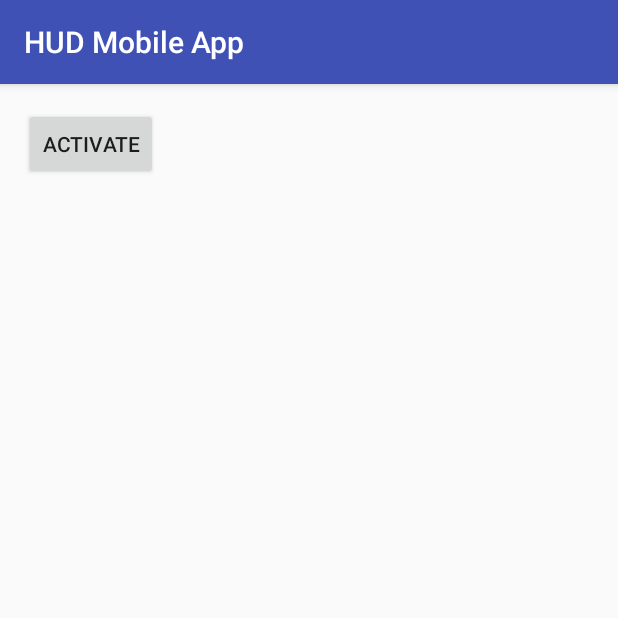
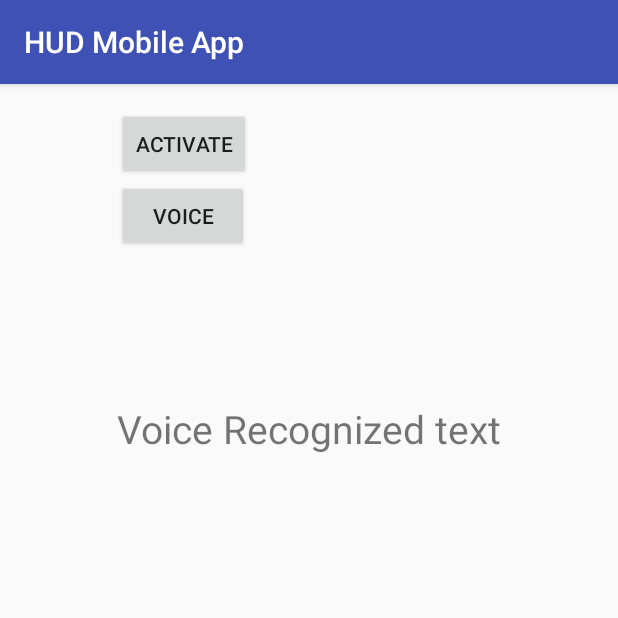
Before and after one commit to ECE493W18T04/android-app, an Android app: the screen it shows after launch (MainActivity), on a phone screen of 412 x 824 dp, the top half of it. Run offline under Robolectric (Android 15) with nearby library versions, the phone set to English and light mode, and no system bars.

Commit message:
Added voice Commands

```diff
--- a/HUDApp/app/src/main/AndroidManifest.xml
+++ b/HUDApp/app/src/main/AndroidManifest.xml
@@ -6,6 +6,8 @@
     <uses-permission android:name="android.permission.ACCESS_FINE_LOCATION" />
     <uses-permission android:name="android.permission.ACCESS_COARSE_LOCATION" />
     <uses-feature android:name="android.hardware.bluetooth_le" android:required="true"/>
+    <uses-permission android:name="android.permission.INTERNET" />
+    <uses-permission android:name="android.permission.RECORD_AUDIO" />
 
     <application
         android:allowBackup="true"
--- a/HUDApp/app/src/main/java/com/example/reem/hudmobileapp/activities/MainActivity.java
+++ b/HUDApp/app/src/main/java/com/example/reem/hudmobileapp/activities/MainActivity.java
@@ -2,13 +2,16 @@ package com.example.reem.hudmobileapp.activities;
 
 import android.Manifest;
 import android.app.AlertDialog;
+import android.content.ActivityNotFoundException;
 import android.content.ComponentName;
 import android.content.DialogInterface;
 import android.content.Intent;
 import android.content.pm.PackageManager;
 import android.graphics.Color;
+import android.os.Debug;
 import android.provider.Settings;
 
+import android.speech.RecognizerIntent;
 import android.support.v4.app.ActivityCompat;
 import android.support.v4.content.ContextCompat;
 import android.support.v7.app.AppCompatActivity;
@@ -18,6 +21,7 @@ import android.text.TextUtils;
 import android.util.Log;
 import android.view.View;
 import android.widget.Button;
+import android.widget.TextView;
 import android.widget.Toast;
 
 import com.example.reem.hudmobileapp.R;
@@ -28,6 +32,8 @@ import com.example.reem.hudmobileapp.helper.FileManager;
 import com.example.reem.hudmobileapp.notifications.WNHNotificationListener;
 
 import java.io.File;
+import java.util.ArrayList;
+import java.util.Locale;
 
 
 public class MainActivity extends AppCompatActivity {
@@ -35,11 +41,14 @@ public class MainActivity extends AppCompatActivity {
     private Intent mServiceIntent;
     private static final String ACTION_NOTIFICATION_LISTENER_SETTINGS = "android.settings.ACTION_NOTIFICATION_LISTENER_SETTINGS";
     private static final String ENABLED_NOTIFICATION_LISTENERS = "enabled_notification_listeners";
+    private final int REQ_CODE_SPEECH_INPUT = 100;
     private AlertDialog enableNotificationListenerAlertDialog;
     private boolean activeMode =false;
 
     private Button navButton;
+    private TextView voiceString;
     private static final int COARSE_LOCATION_PERMISSIONS = 0;
+    private static final int RECORD_AUDIO_PERMISSION = 1;
     @Override
     protected void onCreate(Bundle savedInstanceState) {
         super.onCreate(savedInstanceState);
@@ -48,9 +57,15 @@ public class MainActivity extends AppCompatActivity {
 //        setSupportActionBar(toolbar);
         navButton = (Button) findViewById(R.id.navButton);
         System.out.println(navButton);
+        Button voiceButton = (Button) findViewById(R.id.btnSpeak);
+
+        voiceString = (TextView) findViewById(R.id.txtSpeechInput);
+        voiceString.setText("Voice Recognized text");
+
 
         File file = new File(this.getFilesDir(), "mac.sav");
-        FileManager.saveMACAddress(this,"");
+        FileManager.saveMACAddress(this, "");
+
 //        Log.e("The address is: ",FileManager.readMACAddress(this));
 
         navButton.setOnClickListener(new View.OnClickListener() {
@@ -83,10 +98,24 @@ public class MainActivity extends AppCompatActivity {
 //                colorPickerDialog.show();
             }
         });
-//        if(!isNotificationServiceEnabled()){
-//            enableNotificationListenerAlertDialog = buildNotificationServiceAlertDialog();
-//            enableNotificationListenerAlertDialog.show();
-//        }
+        if (ContextCompat.checkSelfPermission(this, Manifest.permission.WRITE_CALENDAR)
+                != PackageManager.PERMISSION_GRANTED) {
+            // Permission is not granted
+            ActivityCompat.requestPermissions(this, new String[]{Manifest.permission.RECORD_AUDIO},RECORD_AUDIO_PERMISSION);
+        }
+
+        voiceButton.setOnClickListener(new View.OnClickListener() {
+
+            @Override
+            public void onClick(View view) {
+
+            }
+        });
+
+        if(!isNotificationServiceEnabled()){
+            enableNotificationListenerAlertDialog = buildNotificationServiceAlertDialog();
+            enableNotificationListenerAlertDialog.show();
+        }
 
         //Intent notificationIntent = new Intent(MainActivity.this, WNHNotificationListener.class);
         //startService(notificationIntent);
@@ -175,6 +204,23 @@ public class MainActivity extends AppCompatActivity {
         }
     }
 
+    @Override
+    protected void onActivityResult(int requestCode, int resultCode, Intent data) {
+        super.onActivityResult(requestCode, resultCode, data);
+
+        switch (requestCode) {
+            case REQ_CODE_SPEECH_INPUT: {
+                if (resultCode == RESULT_OK && null != data) {
+
+                    ArrayList<String> result = data
+                            .getStringArrayListExtra(RecognizerIntent.EXTRA_RESULTS);
+                    voiceString.setText(result.get(0));
+                }
+                break;
+            }
+
+        }
+    }
 
     @Override
     public void onRequestPermissionsResult(int requestCode,
@@ -199,6 +245,22 @@ public class MainActivity extends AppCompatActivity {
                 }
                 return;
             }
+            case RECORD_AUDIO_PERMISSION: {
+                // If request is cancelled, the result arrays are empty.
+                if (grantResults.length > 0
+                        && grantResults[0] == PackageManager.PERMISSION_GRANTED) {
+                    Log.d("RECORD AUDIO:", "Permission Granted");
+
+                    // permission was granted, yay! Do the
+                    // contacts-related task you need to do.
+
+                } else {
+
+                    // permission denied, boo! Disable the
+                    // functionality that depends on this permission.
+                }
+                return;
+            }
 
             // other 'case' lines to check for other
             // permissions this app might request.
--- a/HUDApp/app/src/main/res/layout/activity_main.xml
+++ b/HUDApp/app/src/main/res/layout/activity_main.xml
@@ -10,10 +10,32 @@
     android:paddingTop="@dimen/activity_vertical_margin"
     tools:context="com.example.reem.hudmobileapp.activities.MainActivity">
 
-    <Button
-        android:text="Activate"
+    <LinearLayout
         android:layout_width="wrap_content"
         android:layout_height="wrap_content"
-        android:id="@+id/navButton" />
+        android:layout_centerHorizontal="true"
+        android:gravity="top"
+        android:orientation="vertical" >
+        <Button
+            android:text="Activate"
+            android:layout_width="wrap_content"
+            android:layout_height="wrap_content"
+            android:id="@+id/navButton" />
+        <Button
+            android:text="Voice"
+            android:id="@+id/btnSpeak"
+            android:layout_width="wrap_content"
+            android:layout_height="wrap_content" />
+        <TextView
+            android:id="@+id/txtSpeechInput"
+            android:layout_width="wrap_content"
+            android:layout_height="wrap_content"
+            android:layout_alignParentTop="true"
+            android:layout_centerHorizontal="true"
+            android:layout_marginTop="100dp"
+            android:textSize="26dp"
+            android:textStyle="normal" />
+
+    </LinearLayout>
 
 </RelativeLayout>
```
Also changed, not shown: HUDApp/app/src/main/java/com/example/reem/hudmobileapp/ble/BLEService.java (+24 -1 lines), HUDApp/app/src/main/java/com/example/reem/hudmobileapp/helper/VoiceCommandManager.java (added, +133 -0 lines).
